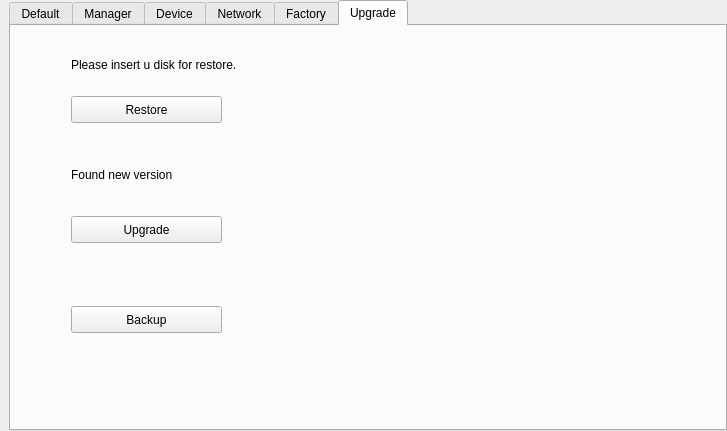
First picture: the form in tank/qsetform.ui, repository photonlili/Tank, before the edit.
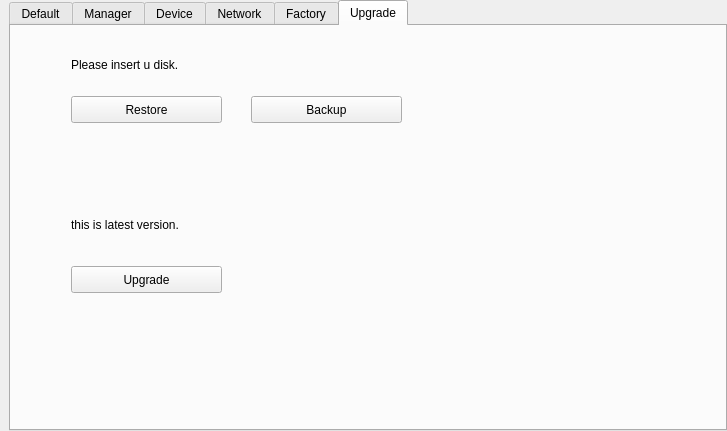
Second picture: the form after the edit. The open tabs and pages were chosen to show the change. Custom widgets are drawn as their Qt base class.

```diff
--- a/tank/qsetform.ui
+++ b/tank/qsetform.ui
@@ -1055,12 +1055,12 @@
         <rect>
          <x>60</x>
          <y>30</y>
-         <width>251</width>
+         <width>241</width>
          <height>17</height>
         </rect>
        </property>
        <property name="text">
-        <string>Please insert u disk for restore.</string>
+        <string>Please insert u disk.</string>
        </property>
       </widget>
       <widget class="QCPushButton" name="btnRestore">
@@ -1080,20 +1080,20 @@
        <property name="geometry">
         <rect>
          <x>60</x>
-         <y>140</y>
+         <y>190</y>
          <width>201</width>
          <height>17</height>
         </rect>
        </property>
        <property name="text">
-        <string>Found new version</string>
+        <string>this is latest version.</string>
        </property>
       </widget>
       <widget class="QCPushButton" name="btnUpgrade">
        <property name="geometry">
         <rect>
          <x>60</x>
-         <y>190</y>
+         <y>240</y>
          <width>151</width>
          <height>27</height>
         </rect>
@@ -1105,8 +1105,8 @@
       <widget class="QCPushButton" name="pushButton_2">
        <property name="geometry">
         <rect>
-         <x>60</x>
-         <y>280</y>
+         <x>240</x>
+         <y>70</y>
          <width>151</width>
          <height>27</height>
         </rect>
```
Left out of the diff: 8 changed lines with no effect on the pictures.
